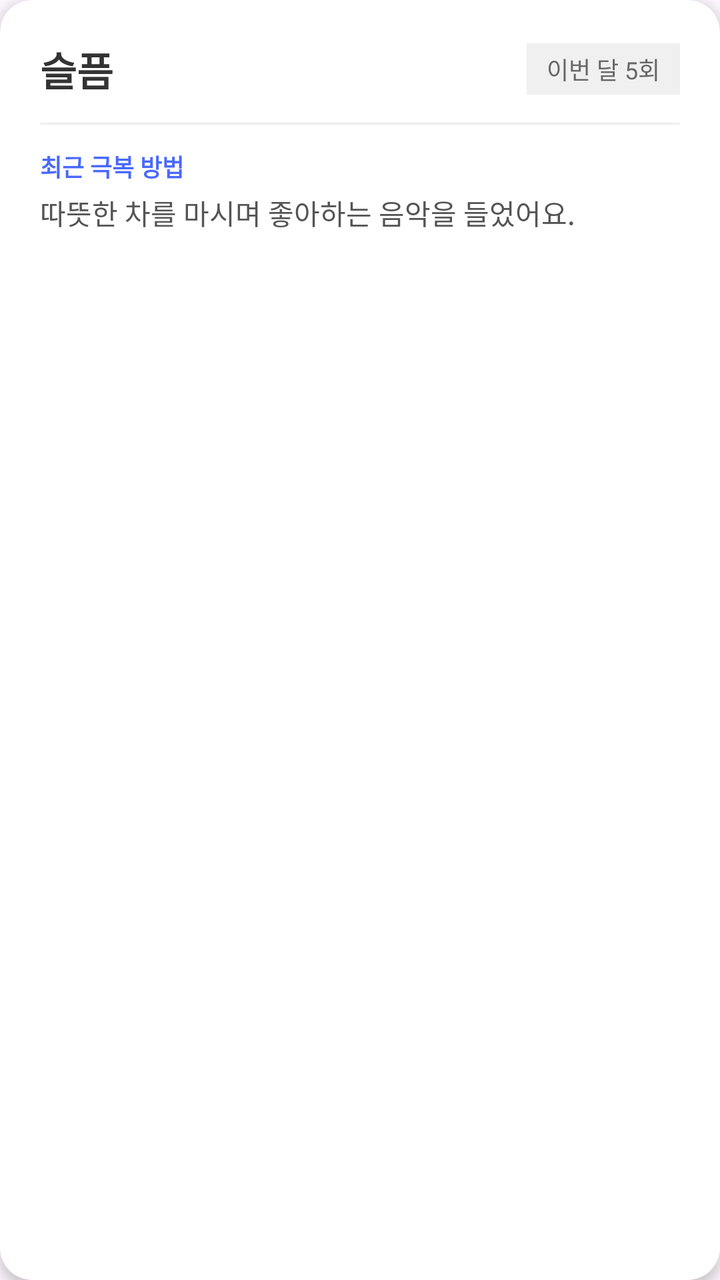
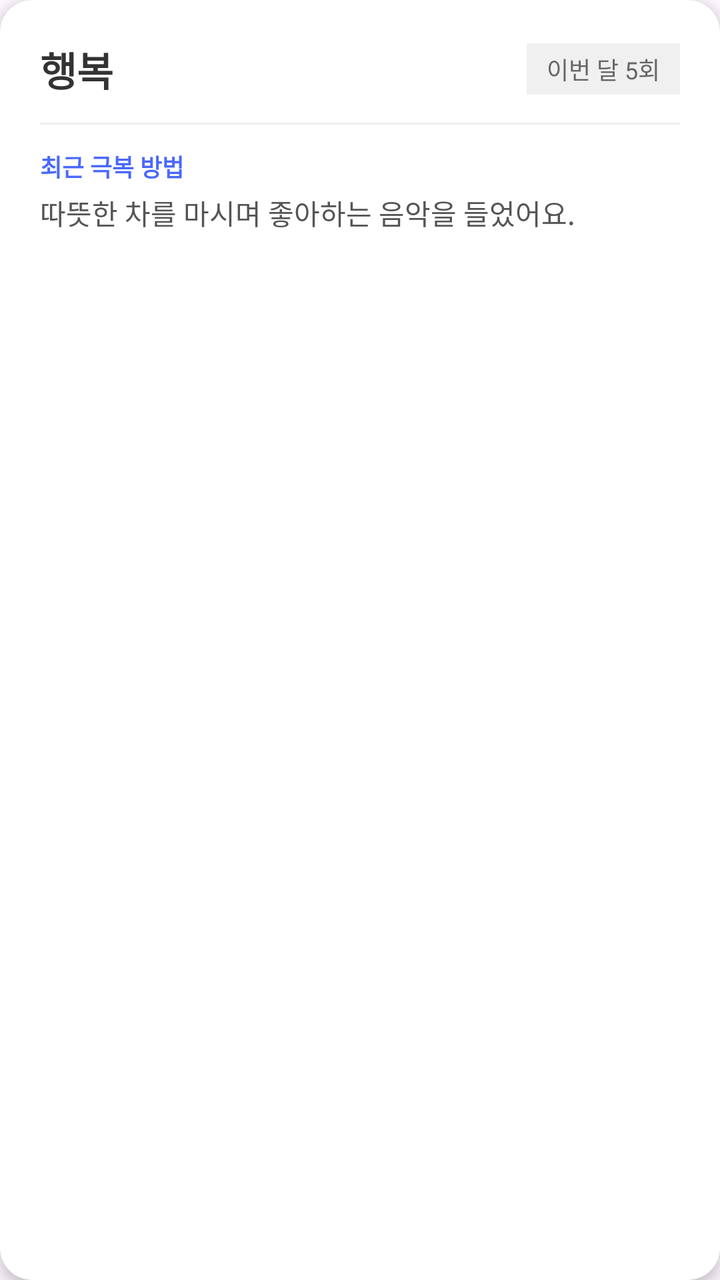

Compare the two renders of this Android layout. The source of the first and the diff that turns it into the second are given below.
<!-- AndroidManifest.xml: application theme Theme.DiaryOfThatTime -->
<!-- res/layout/item_archive_card.xml -->
<?xml version="1.0" encoding="utf-8"?>
<androidx.cardview.widget.CardView xmlns:android="http://schemas.android.com/apk/res/android"
    xmlns:app="http://schemas.android.com/apk/res-auto"
    android:layout_width="match_parent"
    android:layout_height="wrap_content"
    android:layout_marginHorizontal="16dp"
    android:layout_marginVertical="8dp"
    app:cardCornerRadius="16dp"
    app:cardElevation="4dp"
    android:id="@+id/cardView">

    <LinearLayout
        android:layout_width="match_parent"
        android:layout_height="wrap_content"
        android:orientation="vertical"
        android:padding="20dp">

        <LinearLayout
            android:layout_width="match_parent"
            android:layout_height="wrap_content"
            android:gravity="center_vertical"
            android:orientation="horizontal">

            <TextView
                android:id="@+id/txtEmotionTitle"
                android:layout_width="0dp"
                android:layout_height="wrap_content"
                android:layout_weight="1"
                android:text="슬픔"
                android:textSize="20sp"
                android:textStyle="bold"
                android:textColor="#333333"/>

            <TextView
                android:id="@+id/txtEmotionCount"
                android:layout_width="wrap_content"
                android:layout_height="wrap_content"
                android:background="#F0F0F0"
                android:paddingHorizontal="10dp"
                android:paddingVertical="4dp"
                android:text="이번 달 5회"
                android:textColor="#666666"
                android:textSize="12sp" />
        </LinearLayout>

        <View
            android:layout_width="match_parent"
            android:layout_height="1dp"
            android:layout_marginVertical="12dp"
            android:background="#EEEEEE" />

        <TextView
            android:layout_width="wrap_content"
            android:layout_height="wrap_content"
            android:text="최근 극복 방법"
            android:textSize="12sp"
            android:textColor="#4A69FF"
            android:textStyle="bold" />

        <TextView
            android:id="@+id/OvercomeMethod"
            android:layout_width="match_parent"
            android:layout_height="wrap_content"
            android:layout_marginTop="4dp"
            android:text="따뜻한 차를 마시며 좋아하는 음악을 들었어요."
            android:textSize="14sp"
            android:textColor="#555555"
            android:lineSpacingExtra="4dp" />

    </LinearLayout>

</androidx.cardview.widget.CardView>
<!-- resources referenced by this layout -->
<resources>
  <style name="Theme.DiaryOfThatTime" parent="Base.Theme.DiaryOfThatTime" />
  <style name="Base.Theme.DiaryOfThatTime" parent="Theme.Material3.DayNight.NoActionBar">
          
          
      </style>
</resources>

<!-- the commit's change to res/layout/item_archive_card.xml (unified diff, before → after) -->
@@ -26,7 +26,7 @@
                 android:layout_width="0dp"
                 android:layout_height="wrap_content"
                 android:layout_weight="1"
-                android:text="슬픔"
+                android:text="행복"
                 android:textSize="20sp"
                 android:textStyle="bold"
                 android:textColor="#333333"/>
